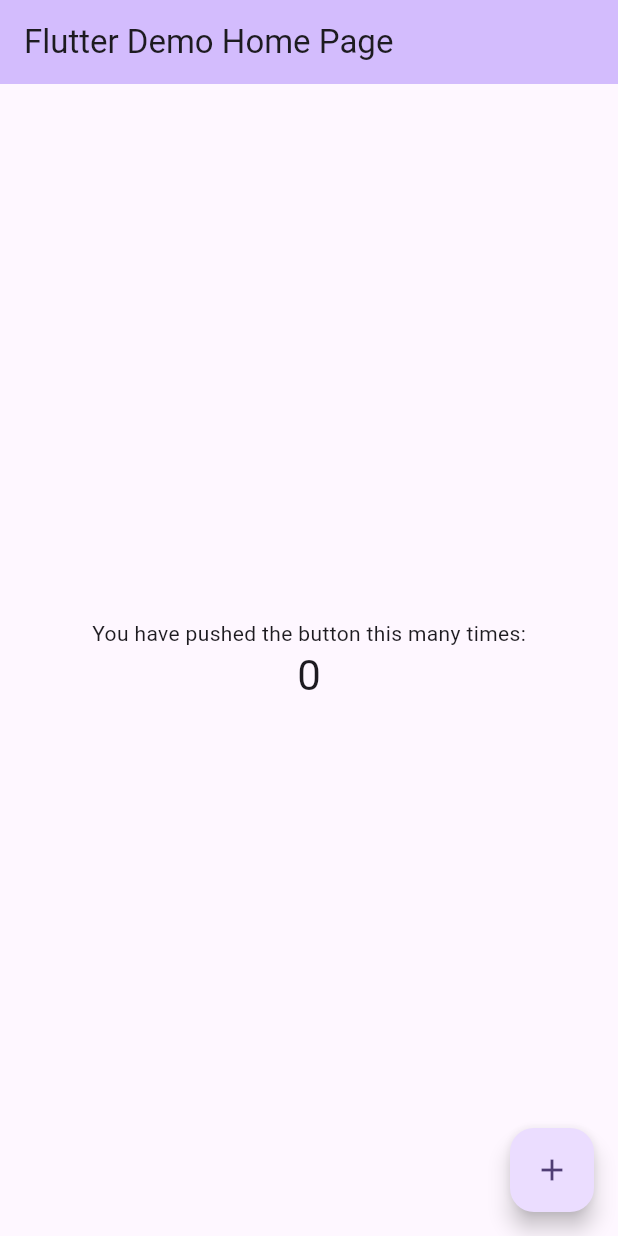
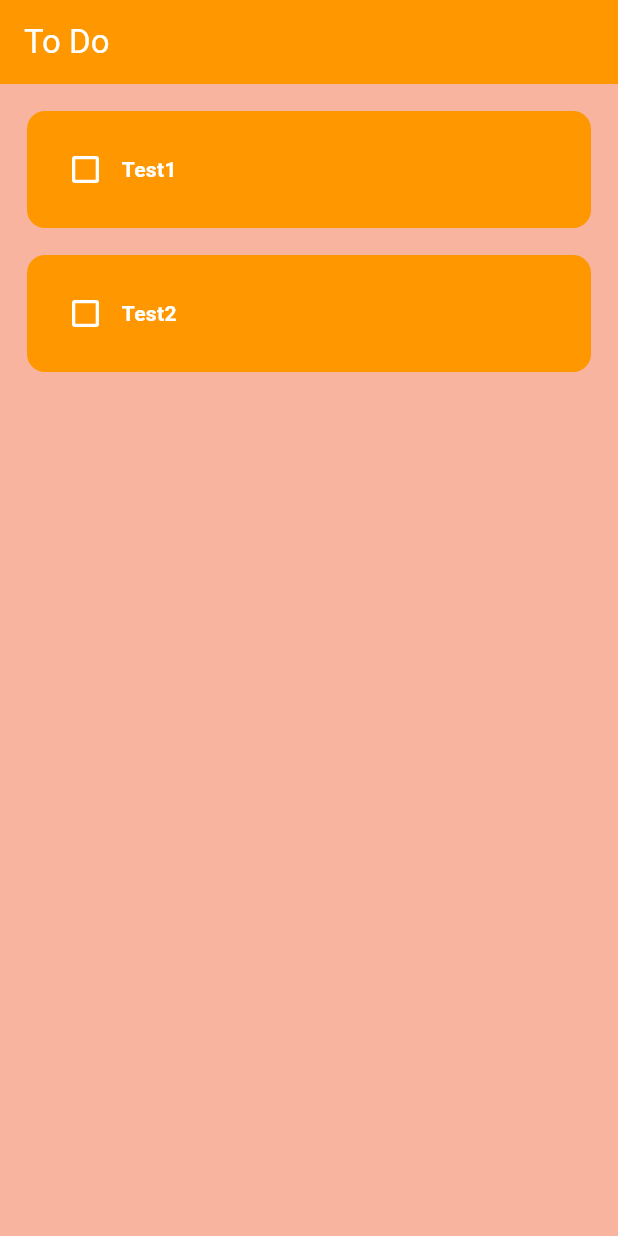
Before and after one commit to dvdeepu99/todoredo, a Flutter app: the screen it shows after launch, on a phone screen of 412 x 824 dp. Run offline on Flutter 3.47's test engine with Material 3 defaults, Android fonts, the phone set to English and light mode, and no system bars.

Commit message:
second commit

```diff
--- a/lib/main.dart
+++ b/lib/main.dart
@@ -1,4 +1,5 @@
 import 'package:flutter/material.dart';
+import 'package:todoredo/pages/home_page.dart';
 
 void main() {
   runApp(const MyApp());
@@ -7,119 +8,11 @@
 class MyApp extends StatelessWidget {
   const MyApp({super.key});
 
-  // This widget is the root of your application.
   @override
   Widget build(BuildContext context) {
-    return MaterialApp(
-      title: 'Flutter Demo',
-      theme: ThemeData(
-        // This is the theme of your application.
-        //
-        // TRY THIS: Try running your application with "flutter run". You'll see
-        // the application has a purple toolbar. Then, without quitting the app,
-        // try changing the seedColor in the colorScheme below to Colors.green
-        // and then invoke "hot reload" (save your changes or press the "hot
-        // reload" button in a Flutter-supported IDE, or press "r" if you used
-        // the command line to start the app).
-        //
-        // Notice that the counter didn't reset back to zero; the application
-        // state is not lost during the reload. To reset the state, use hot
-        // restart instead.
-        //
-        // This works for code too, not just values: Most code changes can be
-        // tested with just a hot reload.
-        colorScheme: ColorScheme.fromSeed(seedColor: Colors.deepPurple),
-        useMaterial3: true,
-      ),
-      home: const MyHomePage(title: 'Flutter Demo Home Page'),
+    return const MaterialApp(
+      debugShowCheckedModeBanner: false,
+      home: HomePage(),
     );
   }
 }
-
-class MyHomePage extends StatefulWidget {
-  const MyHomePage({super.key, required this.title});
-
-  // This widget is the home page of your application. It is stateful, meaning
-  // that it has a State object (defined below) that contains fields that affect
-  // how it looks.
-
-  // This class is the configuration for the state. It holds the values (in this
-  // case the title) provided by the parent (in this case the App widget) and
-  // used by the build method of the State. Fields in a Widget subclass are
-  // always marked "final".
-
-  final String title;
-
-  @override
-  State<MyHomePage> createState() => _MyHomePageState();
-}
-
-class _MyHomePageState extends State<MyHomePage> {
-  int _counter = 0;
-
-  void _incrementCounter() {
-    setState(() {
-      // This call to setState tells the Flutter framework that something has
-      // changed in this State, which causes it to rerun the build method below
-      // so that the display can reflect the updated values. If we changed
-      // _counter without calling setState(), then the build method would not be
-      // called again, and so nothing would appear to happen.
-      _counter++;
-    });
-  }
-
-  @override
-  Widget build(BuildContext context) {
-    // This method is rerun every time setState is called, for instance as done
-    // by the _incrementCounter method above.
-    //
-    // The Flutter framework has been optimized to make rerunning build methods
-    // fast, so that you can just rebuild anything that needs updating rather
-    // than having to individually change instances of widgets.
-    return Scaffold(
-      appBar: AppBar(
-        // TRY THIS: Try changing the color here to a specific color (to
-        // Colors.amber, perhaps?) and trigger a hot reload to see the AppBar
-        // change color while the other colors stay the same.
-        backgroundColor: Theme.of(context).colorScheme.inversePrimary,
-        // Here we take the value from the MyHomePage object that was created by
-        // the App.build method, and use it to set our appbar title.
-        title: Text(widget.title),
-      ),
-      body: Center(
-        // Center is a layout widget. It takes a single child and positions it
-        // in the middle of the parent.
-        child: Column(
-          // Column is also a layout widget. It takes a list of children and
-          // arranges them vertically. By default, it sizes itself to fit its
-          // children horizontally, and tries to be as tall as its parent.
-          //
-          // Column has various properties to control how it sizes itself and
-          // how it positions its children. Here we use mainAxisAlignment to
-          // center the children vertically; the main axis here is the vertical
-          // axis because Columns are vertical (the cross axis would be
-          // horizontal).
-          //
-          // TRY THIS: Invoke "debug painting" (choose the "Toggle Debug Paint"
-          // action in the IDE, or press "p" in the console), to see the
-          // wireframe for each widget.
-          mainAxisAlignment: MainAxisAlignment.center,
-          children: <Widget>[
-            const Text(
-              'You have pushed the button this many times:',
-            ),
-            Text(
-              '$_counter',
-              style: Theme.of(context).textTheme.headlineMedium,
-            ),
-          ],
-        ),
-      ),
-      floatingActionButton: FloatingActionButton(
-        onPressed: _incrementCounter,
-        tooltip: 'Increment',
-        child: const Icon(Icons.add),
-      ), // This trailing comma makes auto-formatting nicer for build methods.
-    );
-  }
-}
--- /dev/null
+++ b/lib/pages/home_page.dart
@@ -0,0 +1,43 @@
+import 'package:flutter/material.dart';
+import 'package:todoredo/utilities/todo_tile.dart';
+
+class HomePage extends StatefulWidget {
+  const HomePage({super.key});
+
+  @override
+  State<HomePage> createState() => _HomePageState();
+}
+
+class _HomePageState extends State<HomePage> {
+  List toDoList = [
+    ["Test1", false],
+    ["Test2", false]
+  ];
+  @override
+  Widget build(BuildContext context) {
+    return Scaffold(
+      backgroundColor: const Color.fromARGB(255, 248, 180, 159),
+      appBar: AppBar(
+        backgroundColor: Colors.orange[500],
+        title: (Text("To Do")),
+        foregroundColor: Colors.white,
+      ),
+      body: ListView.builder(
+        itemCount: toDoList.length,
+        itemBuilder: (context, index) {
+          return ToDoTile(
+            taskName: toDoList[index][0],
+            taskCompleted: toDoList[index][1],
+            onChanged: (value) => checkBoxChange(value, index),
+          );
+        },
+      ),
+    );
+  }
+
+  void checkBoxChange(bool? value, int index) {
+    setState(() {
+      toDoList[index][1] = !toDoList[index][1];
+    });
+  }
+}
--- /dev/null
+++ b/lib/utilities/todo_tile.dart
@@ -0,0 +1,49 @@
+import 'package:flutter/material.dart';
+
+class ToDoTile extends StatelessWidget {
+  final String taskName;
+  bool taskCompleted;
+  Function(bool?)? onChanged;
+  ToDoTile(
+      {super.key,
+      required this.taskName,
+      required this.taskCompleted,
+      required this.onChanged});
+
+  @override
+  Widget build(BuildContext context) {
+    return Padding(
+      padding: const EdgeInsets.only(left: 18.0, right: 18.0, top: 18.0),
+      child: Container(
+        padding: EdgeInsets.all(15),
+        child: Row(
+          children: [
+            Checkbox(
+              value: taskCompleted,
+              onChanged: onChanged,
+              activeColor: Colors.white,
+              checkColor: Colors.orange,
+              side: BorderSide(color: Colors.white, width: 2.2),
+            ),
+            Text(
+              taskName,
+              style: TextStyle(
+                color: Colors.white,
+                fontWeight: FontWeight.w700,
+                decoration: taskCompleted
+                    ? TextDecoration.lineThrough
+                    : TextDecoration.none,
+                decorationColor: Colors.white,
+                decorationThickness: 3.5,
+              ),
+            ),
+          ],
+        ),
+        decoration: BoxDecoration(
+          color: Colors.orange[500],
+          borderRadius: BorderRadius.circular(12),
+        ),
+      ),
+    );
+  }
+}
```
